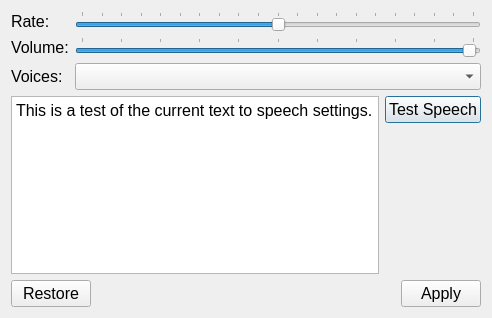
Old version of the form src/forms/speech_settings.ui in the repository DinoZAR/CentralAccessReader.
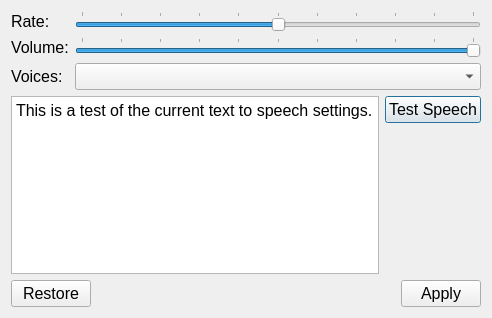
New version of the form.

Patch:
```diff
--- a/src/forms/speech_settings.ui
+++ b/src/forms/speech_settings.ui
@@ -33,13 +33,13 @@
         <string>Words per minute slider (rate)</string>
        </property>
        <property name="minimum">
-        <number>100</number>
+        <number>0</number>
        </property>
        <property name="maximum">
-        <number>300</number>
+        <number>100</number>
        </property>
        <property name="value">
-        <number>200</number>
+        <number>50</number>
        </property>
        <property name="orientation">
         <enum>Qt::Horizontal</enum>
@@ -98,7 +98,7 @@
         <number>100</number>
        </property>
        <property name="value">
-        <number>99</number>
+        <number>100</number>
        </property>
        <property name="orientation">
         <enum>Qt::Horizontal</enum>
```
